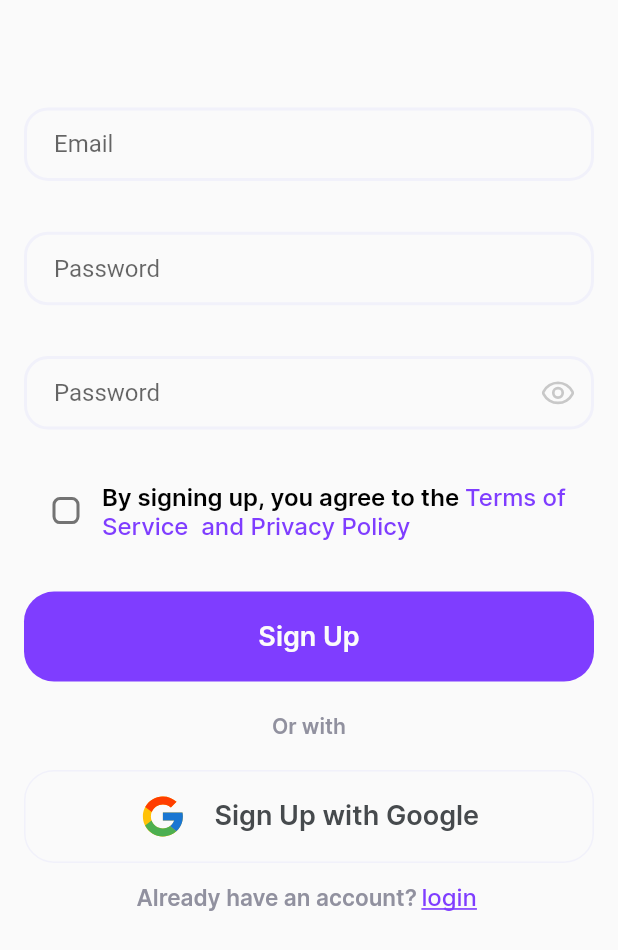
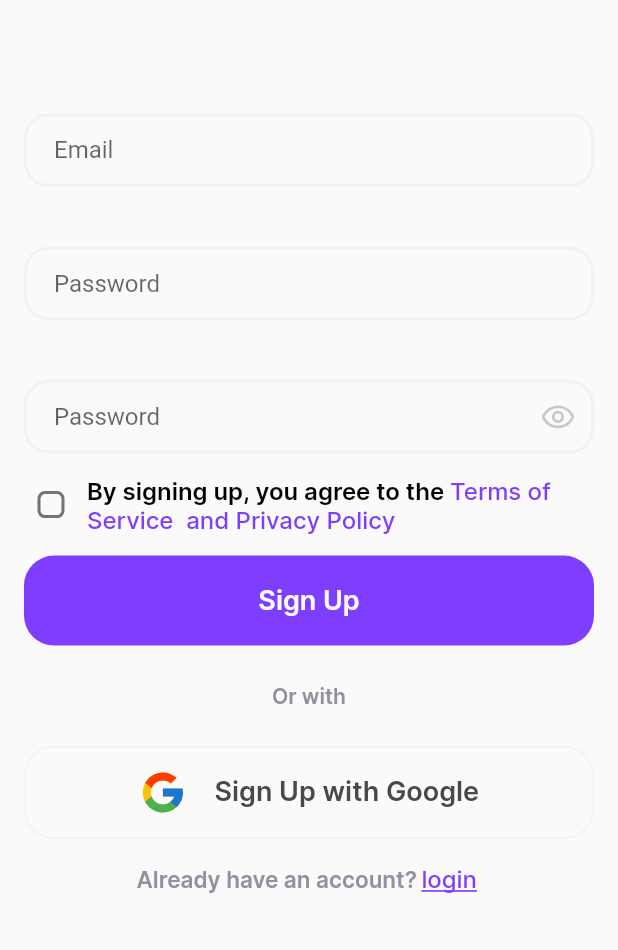
Before and after one commit to rGradov/finance-tracker-, a Flutter app: the SignUpScreen screen opened directly, on a phone screen of 412 x 824 dp. Shown: the top 950 px of the screen. Run offline on Flutter 3.47's test engine with Material 2 defaults, Android fonts, the phone set to English and light mode, and no system bars; our stand-ins replace equatable, firebase_analytics, firebase_auth, firebase_core, flutter_bloc, flutter_secure_storage and 3 more; accounts and stored records are empty.

Commit message:
Montra orientation fixes

```diff
--- a/lib/app/model/wallet_model.dart
+++ b/lib/app/model/wallet_model.dart
@@ -1,10 +1,12 @@
 import 'package:equatable/equatable.dart';
-
+/// basic types for wallet
 enum WalletType {
   bank,
   card,
   wallet, // <-- not sure about it
 }
+
+/// this is a basic types for currency in app
 enum CurrencyType {
   dollar,
   ruble,
--- /dev/null
+++ b/lib/app/repository/local_auth_irepository.dart
@@ -0,0 +1,3 @@
+abstract class LocalAuthIRepository {
+  Future<bool?> auth()async{}
+}
--- a/lib/app/repository/wallet_repo.dart
+++ b/lib/app/repository/wallet_repo.dart
@@ -1,7 +1,7 @@
 import 'package:finance_tracker/app/model/wallet_model.dart';
 
 class WalletRepository {
-  var _wallet = WalletModel('', WalletType.wallet, 0, CurrencyType.dollar);
+  var _wallet = const WalletModel('', WalletType.wallet, 0, CurrencyType.dollar);
 
   void setWalletName(String name) {
     _wallet = _wallet.copyWith(name: name);
--- a/lib/app/ui/shared/fill_button.dart
+++ b/lib/app/ui/shared/fill_button.dart
@@ -9,12 +9,14 @@ class FillButton extends StatefulWidget {
   final Color? color;
   final Color? textColor;
   final void Function()? action;
+  final MainAxisAlignment alignment;
 
   const FillButton(
       {Key? key,
       this.action,
       this.textColor,
       this.color,
+        this.alignment = MainAxisAlignment.end,
       required this.text,
       required this.routeName,
       this.needPadding = true})
@@ -37,7 +39,7 @@ class _FillButtonState extends State<FillButton> {
     return GestureDetector(
       onTap: widget.action,
       child: Column(
-        mainAxisAlignment: MainAxisAlignment.end,
+        mainAxisAlignment: widget.alignment,
         children: [
           Container(
             constraints: const BoxConstraints(maxHeight: 60),
--- a/lib/app/ui/view/auth/sign_up_screen.dart
+++ b/lib/app/ui/view/auth/sign_up_screen.dart
@@ -14,11 +14,13 @@ import 'package:flutter/material.dart';
 import 'package:flutter_bloc/flutter_bloc.dart';
 import 'package:flutter_svg/flutter_svg.dart';
 
+/// @example TextFieldType.password
 enum TextFieldType { password, email, repeatPassword }
 
 /// @example [0,1,2,3,4,5] 0 - fist 1,2,3,4 - middle, 5 -last
 enum TextFieldPosition { first, last, middle }
 
+/// this is the main of Sing up screen
 class SignUpScreen extends StatefulWidget {
   const SignUpScreen({Key? key}) : super(key: key);
 
@@ -47,7 +49,7 @@ class _SignUpScreenState extends State<SignUpScreen> {
   @override
   Widget build(BuildContext context) {
     final _height = MediaQuery.of(context).size.height;
-
+    final _orientation = MediaQuery.of(context).orientation;
     /// REFACTOR THIS PART
     return BlocProvider(
         create: (_) => SignUpCubit(UserRepo(), AuthRepository()),
@@ -64,11 +66,13 @@ class _SignUpScreenState extends State<SignUpScreen> {
                   mainAxisAlignment: MainAxisAlignment.start,
                   crossAxisAlignment: CrossAxisAlignment.start,
                   children: [
+                    _orientation == Orientation.landscape?const SizedBox():
                     const Spacer(
                       flex: 1,
                     ),
+
                     Expanded(
-                        flex: 3,
+                        flex: _orientation == Orientation.landscape?4:3,
                         child: Padding(
                           padding: const EdgeInsets.symmetric(horizontal: 16),
                           child: _FormWrapper(
@@ -80,7 +84,9 @@ class _SignUpScreenState extends State<SignUpScreen> {
                         flex: 3,
                         child: Padding(
                           padding: EdgeInsets.symmetric(horizontal: 16),
-                            child: _SignUpButtonsWrapper())),
+                          child: _SignUpButtonsWrapper(),
+                        )),
+                    _orientation == Orientation.landscape?const SizedBox():
                     const Spacer(
                       flex: 3,
                     ),
@@ -285,12 +291,19 @@ class _PrivacyPoliceWrapper extends StatelessWidget {
 
   @override
   Widget build(BuildContext context) {
+    final _orientation = MediaQuery.of(context).orientation;
     return Padding(
-      padding: const EdgeInsets.symmetric(vertical: 30, horizontal: 20),
+      padding: const EdgeInsets.symmetric(vertical: 10, horizontal: 10),
       child: Row(
-        children: const [
-          _CheckBox(),
-          Expanded(child: _PrivacyText()),
+        mainAxisAlignment: MainAxisAlignment.center,
+        crossAxisAlignment: CrossAxisAlignment.center,
+        children:  [
+          Expanded(
+              flex: _orientation == Orientation.landscape?2:0,
+              child:const  _CheckBox()),
+          Expanded(
+              flex: _orientation == Orientation.landscape?8:3,
+              child: const _PrivacyText()),
 
           /// TODO: added text
           /// TODO: added link
@@ -370,6 +383,8 @@ class _SignUpButtonsWrapper extends StatelessWidget {
 
   @override
   Widget build(BuildContext context) {
+    final _orientation = MediaQuery.of(context).orientation;
+    if (_orientation != Orientation.landscape) {
       return Column(
         mainAxisAlignment: MainAxisAlignment.spaceBetween,
         crossAxisAlignment: CrossAxisAlignment.center,
@@ -380,6 +395,37 @@ class _SignUpButtonsWrapper extends StatelessWidget {
           _AlreadyHaveAccountWrapper(),
         ],
       );
+    } else {
+      return const _LandscapeButtonsWrapper();
+    }
+  }
+}
+
+class _LandscapeButtonsWrapper extends StatelessWidget {
+  const _LandscapeButtonsWrapper({Key? key}) : super(key: key);
+
+  @override
+  Widget build(BuildContext context) {
+    return Column(
+      children: [
+        FractionallySizedBox(
+          widthFactor: 0.8,
+          alignment: Alignment.center,
+          child: Row(
+            crossAxisAlignment: CrossAxisAlignment.center,
+            children: const [
+              Expanded(flex: 3, child: _SignUpButton()),
+              Expanded(
+                child: Center(child: _OrWith()),
+              ),
+              Expanded(flex: 3, child: _SignUpGoogleButton()),
+            ],
+          ),
+        ),
+        const Expanded(child: _AlreadyHaveAccountWrapper()),
+      ],
+    );
+    ;
   }
 }
 
@@ -393,6 +439,7 @@ class _SignUpButton extends StatelessWidget {
       opacity: 1,
       duration: const Duration(milliseconds: 300),
       child: FillButton(
+        alignment: MainAxisAlignment.center,
         needPadding: false,
         action: () => getIt<NavigationService>()
             .mainNavigateTo(name: AppRoutes.setupAccountRoute),
@@ -489,16 +536,19 @@ class _SignUpGoogleButton extends StatelessWidget {
 
   @override
   Widget build(BuildContext context) {
+    final _orientation = MediaQuery.of(context).orientation;
     final _style = TextStyle(
       color: AppColor.baseDark[50],
       fontSize: 18,
       fontFamily: 'Inter',
       fontWeight: FontWeight.w600,
     );
+
+    /// FIXME: REFACTOR ME
     return Container(
         constraints: const BoxConstraints(maxHeight: 80, minHeight: 60),
         padding: const EdgeInsets.symmetric(vertical: 14),
-        width: double.infinity,
+        width: _orientation == Orientation.landscape ? 300 : double.infinity,
         decoration: BoxDecoration(
           color: Colors.transparent,
           border: Border.all(color: AppColor.baseLight[60]!),
@@ -508,7 +558,7 @@ class _SignUpGoogleButton extends StatelessWidget {
         ),
         child: FractionallySizedBox(
           alignment: Alignment.center,
-          widthFactor: 0.6,
+          widthFactor: _orientation == Orientation.landscape ? 0.8 : 0.6,
           child: Row(
             mainAxisAlignment: MainAxisAlignment.spaceBetween,
             children: [
--- a/lib/app/ui/view/pin_screen.dart
+++ b/lib/app/ui/view/pin_screen.dart
@@ -31,11 +31,6 @@ class PinScreen extends StatelessWidget {
         ),
       ),
     );
-    // return BlocProvider(
-    //   create: (_) => UserPinCubit(UserRepo()),
-    //   lazy: false,
-    //   child: ,
-    // );
   }
 }
 
```
Also changed, not shown: lib/app/repository/local_auth_repository.dart (+4 -3 lines). Lines whose indentation alone changed are shown as unchanged.
